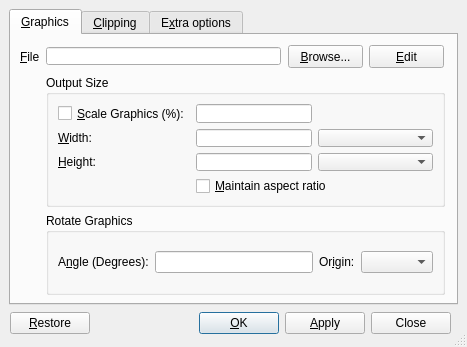
Qt form src/frontends/qt4/ui/QGraphicsUi.ui (cburschka/lyx) before a commit.
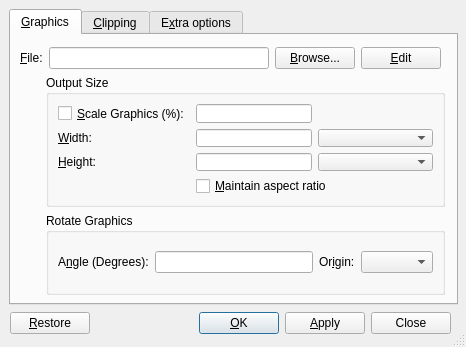
The same form after that commit. Custom widgets are drawn as their Qt base class.

Commit message: Put file editor and Browse and Edit buttons in the same horizontal layout.

```diff
--- a/src/frontends/qt4/ui/QGraphicsUi.ui
+++ b/src/frontends/qt4/ui/QGraphicsUi.ui
@@ -5,7 +5,7 @@
    <rect>
     <x>0</x>
     <y>0</y>
-    <width>467</width>
+    <width>466</width>
     <height>347</height>
    </rect>
   </property>
@@ -141,25 +141,6 @@
     <attribute name="title" >
      <string>&amp;Graphics</string>
     </attribute>
-    <widget class="QLabel" name="filenameL" >
-     <property name="geometry" >
-      <rect>
-       <x>9</x>
-       <y>9</y>
-       <width>20</width>
-       <height>25</height>
-      </rect>
-     </property>
-     <property name="toolTip" >
-      <string>File name of image</string>
-     </property>
-     <property name="text" >
-      <string>&amp;File:</string>
-     </property>
-     <property name="buddy" >
-      <cstring>filename</cstring>
-     </property>
-    </widget>
     <widget class="QGroupBox" name="rotationGB" >
      <property name="geometry" >
       <rect>
@@ -232,19 +213,6 @@
       </item>
      </layout>
     </widget>
-    <widget class="QLineEdit" name="filename" >
-     <property name="geometry" >
-      <rect>
-       <x>35</x>
-       <y>12</y>
-       <width>235</width>
-       <height>18</height>
-      </rect>
-     </property>
-     <property name="toolTip" >
-      <string>File name of image</string>
-     </property>
-    </widget>
     <widget class="QGroupBox" name="sizeGB" >
      <property name="geometry" >
       <rect>
@@ -373,15 +341,44 @@
       </item>
      </layout>
     </widget>
+    <widget class="QWidget" name="" >
+     <property name="geometry" >
+      <rect>
+       <x>9</x>
+       <y>9</y>
+       <width>421</width>
+       <height>28</height>
+      </rect>
+     </property>
+     <layout class="QHBoxLayout" >
+      <property name="margin" >
+       <number>0</number>
+      </property>
+      <property name="spacing" >
+       <number>6</number>
+      </property>
+      <item>
+       <widget class="QLabel" name="filenameL" >
+        <property name="toolTip" >
+         <string>File name of image</string>
+        </property>
+        <property name="text" >
+         <string>&amp;File:</string>
+        </property>
+        <property name="buddy" >
+         <cstring>filename</cstring>
+        </property>
+       </widget>
+      </item>
+      <item>
+       <widget class="QLineEdit" name="filename" >
+        <property name="toolTip" >
+         <string>File name of image</string>
+        </property>
+       </widget>
+      </item>
+      <item>
     <widget class="QPushButton" name="browsePB" >
-     <property name="geometry" >
-      <rect>
-       <x>277</x>
-       <y>10</y>
-       <width>75</width>
-       <height>23</height>
-      </rect>
-     </property>
      <property name="toolTip" >
       <string>Select an image file</string>
      </property>
@@ -389,15 +386,9 @@
       <string>&amp;Browse...</string>
      </property>
     </widget>
+      </item>
+      <item>
     <widget class="QPushButton" name="editPB" >
-     <property name="geometry" >
-      <rect>
-       <x>358</x>
-       <y>10</y>
-       <width>75</width>
-       <height>23</height>
-      </rect>
-     </property>
      <property name="text" >
       <string>&amp;Edit</string>
      </property>
@@ -407,6 +398,9 @@
      <property name="default" >
       <bool>false</bool>
      </property>
+       </widget>
+      </item>
+     </layout>
     </widget>
    </widget>
    <widget class="QWidget" name="Clipping" >
```
Lines whose indentation alone changed are shown as unchanged.
